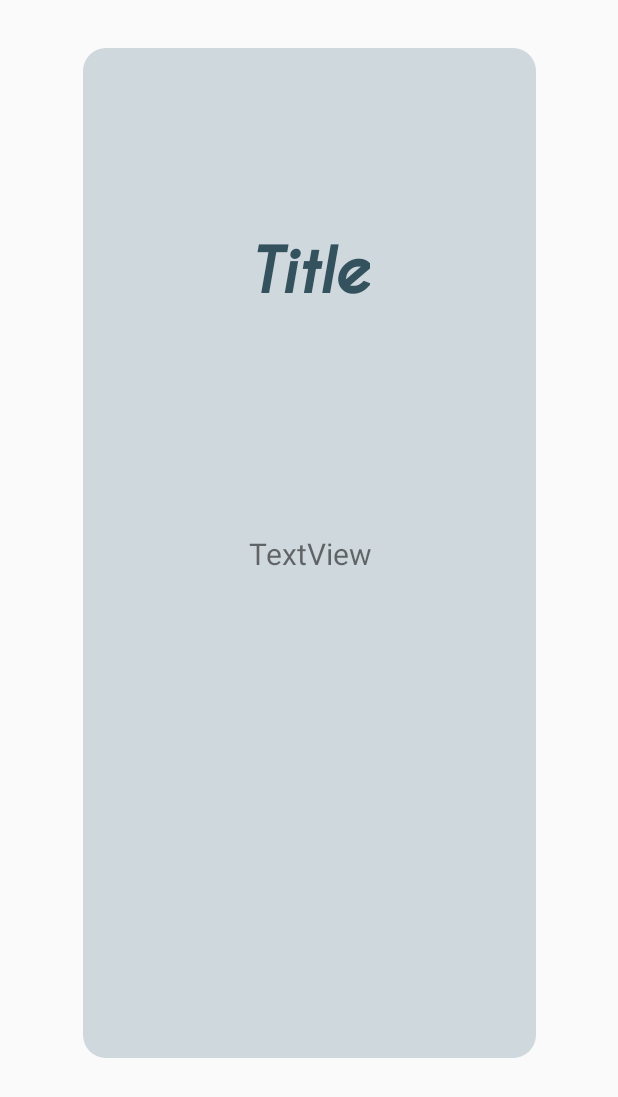
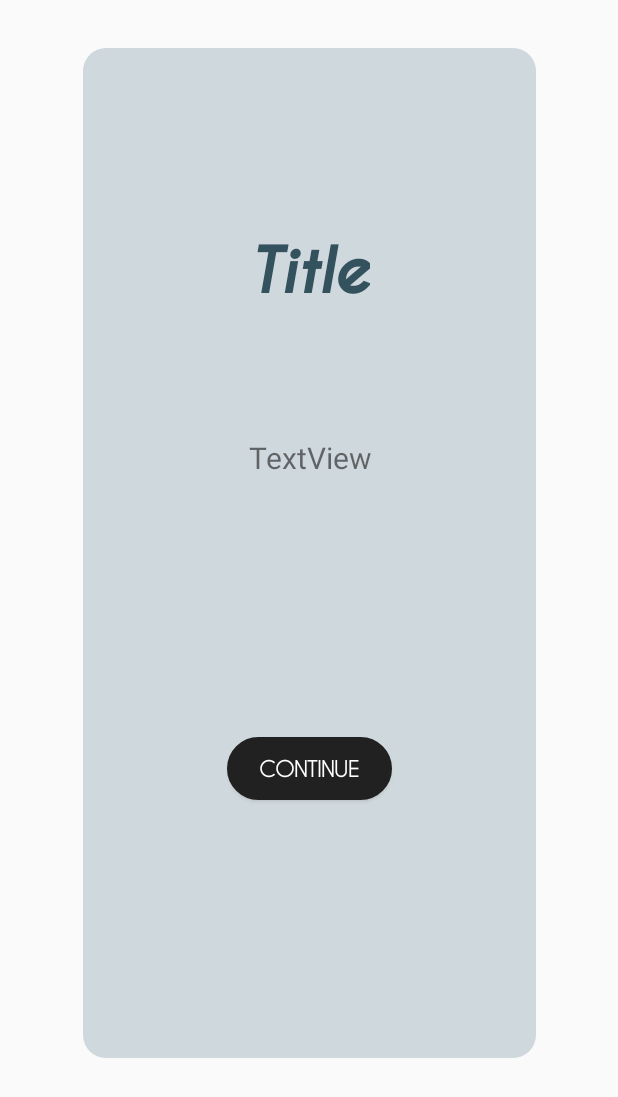
Before and after one commit to maanasanarayan/BeatBeat_FinalProject_CS5520, an Android app: the LessonActivity screen opened directly, with no data from a screen before it, on a phone screen of 412 x 824 dp. Shown: the top 1097 px of the screen. Run offline under Robolectric (Android 15) with nearby library versions, the phone set to English and light mode, and no system bars; 1 statement that could not run was skipped.

Commit message:
lesson activity launched on MainChallenge

```diff
--- a/app/src/main/java/edu/neu/madcourse/beatbeat_team22/ChallengeGenerator.java
+++ b/app/src/main/java/edu/neu/madcourse/beatbeat_team22/ChallengeGenerator.java
@@ -36,11 +36,13 @@ public class ChallengeGenerator {
             // image credit to icons8.com for free use of their images
             thisChallenge.addNonHighlightedNote(R.drawable.quarter_note, true);
             thisChallenge.addHighlightedNote(R.drawable.quarter_note_highlighted);
+            thisChallenge.setmLessonTitle("The Quarter Note");
         }
     }
 
     private void buildLevel2() {
         thisChallenge = new Challenge(4);
+        thisChallenge.setmLessonTitle("The Quarter Rest");
         for (int i=0; i< thisChallenge.getmMeter(); i++) {
             switch (i) {
                 case 0: case 1: case 2:
--- a/app/src/main/java/edu/neu/madcourse/beatbeat_team22/LessonActivity.java
+++ b/app/src/main/java/edu/neu/madcourse/beatbeat_team22/LessonActivity.java
@@ -3,6 +3,8 @@ package edu.neu.madcourse.beatbeat_team22;
 import androidx.appcompat.app.AppCompatActivity;
 
 import android.os.Bundle;
+import android.view.View;
+import android.widget.Button;
 import android.widget.ImageView;
 import android.widget.TextView;
 
@@ -11,6 +13,7 @@ public class LessonActivity extends AppCompatActivity {
     private TextView mTitleTextView;
     private ImageView mImageView;
     private TextView mBodyTextView;
+    private Button button;
 
     @Override
     protected void onCreate(Bundle savedInstanceState) {
@@ -29,6 +32,7 @@ public class LessonActivity extends AppCompatActivity {
         mTitleTextView = findViewById(R.id.LessonTitle);
         mImageView = findViewById(R.id.LessonImage);
         mBodyTextView = findViewById(R.id.LessonBody);
+        button = findViewById(R.id.continueButton);
     }
 
     public void loadLesson() {
@@ -46,5 +50,11 @@ public class LessonActivity extends AppCompatActivity {
         mTitleTextView.setText(title);
         mImageView.setImageResource(image);
         mBodyTextView.setText(body);
+        button.setOnClickListener(new View.OnClickListener() {
+            @Override
+            public void onClick(View view) {
+                finish();
+            }
+        });
     }
 }
--- a/app/src/main/java/edu/neu/madcourse/beatbeat_team22/MainChallengeActivity.java
+++ b/app/src/main/java/edu/neu/madcourse/beatbeat_team22/MainChallengeActivity.java
@@ -76,6 +76,12 @@ public class MainChallengeActivity extends AppCompatActivity {
         loadImages();
         setStartButton();
         setMediaPlayer();
+        String lessonTitle = challenge.getmLessonTitle();
+        if (lessonTitle != null) {
+            Intent lessonIntent = new Intent(this, LessonActivity.class);
+            lessonIntent.putExtra("title", lessonTitle);
+            startActivity(lessonIntent);
+        }
     }
 
     private void generateChallenge() {
--- a/app/src/main/res/layout/activity_lesson.xml
+++ b/app/src/main/res/layout/activity_lesson.xml
@@ -50,18 +50,32 @@
             android:id="@+id/LessonBody"
             android:layout_width="wrap_content"
             android:layout_height="wrap_content"
+            android:layout_marginTop="24dp"
             android:gravity="center"
-            android:layout_marginTop="88dp"
             android:paddingLeft="60dp"
             android:paddingRight="60dp"
             android:text="TextView"
             android:textSize="20sp"
             app:layout_constraintBottom_toBottomOf="parent"
             app:layout_constraintEnd_toEndOf="parent"
-            app:layout_constraintHorizontal_bias="0.508"
+            app:layout_constraintHorizontal_bias="0.505"
             app:layout_constraintStart_toStartOf="parent"
             app:layout_constraintTop_toBottomOf="@+id/LessonImage"
             app:layout_constraintVertical_bias="0.0" />
+
+        <Button
+            android:id="@+id/continueButton"
+            android:layout_width="110dp"
+            android:layout_height="42dp"
+            android:background="@drawable/button_bg"
+            android:fontFamily="@font/caviar_dreams"
+            android:text="Continue"
+            android:textColor="@color/primaryTextColor"
+            android:textStyle="bold"
+            app:layout_constraintBottom_toBottomOf="parent"
+            app:layout_constraintEnd_toEndOf="parent"
+            app:layout_constraintStart_toStartOf="parent"
+            app:layout_constraintTop_toBottomOf="@+id/LessonBody" />
 
 
     </androidx.constraintlayout.widget.ConstraintLayout>
```
Also changed, not shown: app/src/main/java/edu/neu/madcourse/beatbeat_team22/Challenge.java (+9 -0 lines).
